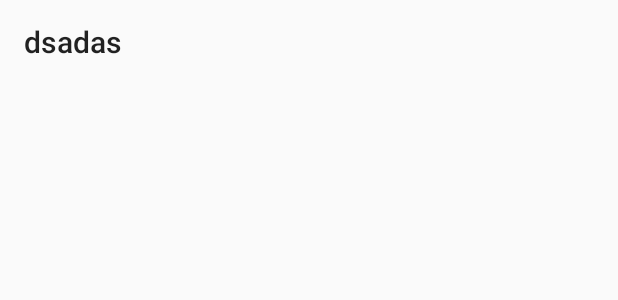
After one commit to milandufek/DluznicekLite, an Android app: the layout toolbar_with_button.xml on its own in the app's theme, with its tools: preview values and no code run, on a phone screen of 412 x 824 dp. The commit adds this screen. Shown: the top 300 px of the screen. Run offline under Robolectric (Android 15) with nearby library versions, the phone set to English and light mode, and no system bars.

Commit message:
Add Currency (preparation of toolbar btn)

```diff
--- /dev/null
+++ b/app/src/main/res/layout/toolbar_with_button.xml
@@ -0,0 +1,13 @@
+<?xml version="1.0" encoding="utf-8"?>
+<android.support.v7.widget.Toolbar
+    android:id="@+id/toolbar_main"
+    android:layout_height="wrap_content"
+    android:layout_width="match_parent"
+    app:layout_scrollFlags="scroll|enterAlways"
+    app:popupTheme="@style/ToolbarButton"
+    app:title="dsadas"
+    xmlns:android="http://schemas.android.com/apk/res/android"
+    xmlns:app="http://schemas.android.com/apk/res-auto">
+
+
+</android.support.v7.widget.Toolbar>
--- a/app/src/main/res/menu/toolbar_save_btn.xml
+++ b/app/src/main/res/menu/toolbar_save_btn.xml
@@ -1,7 +1,5 @@
 <menu xmlns:android="http://schemas.android.com/apk/res/android"
-    xmlns:app="http://schemas.android.com/apk/res-auto"
-    xmlns:tools="http://schemas.android.com/tools"
-    tools:context="cz.milandufek.dluzniceklite.AddCurrency">
+    xmlns:app="http://schemas.android.com/apk/res-auto">
 
     <item
         android:id="@+id/action_save"
```
Also changed, not shown: app/src/main/java/cz/milandufek/dluzniceklite/AddCurrency.java (+11 -11 lines), app/src/main/java/cz/milandufek/dluzniceklite/utils/CurrencyDowloader.java (added, +10 -0 lines).
